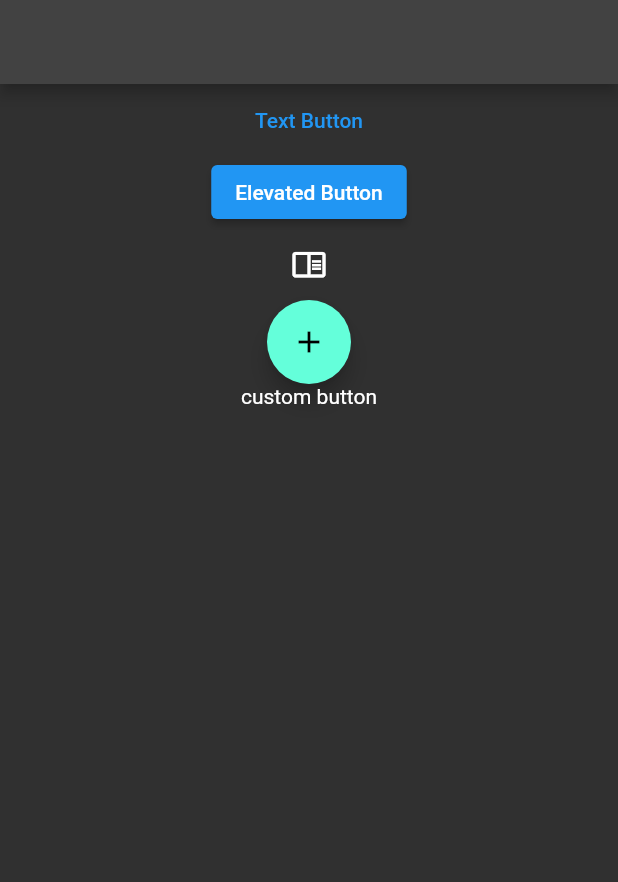
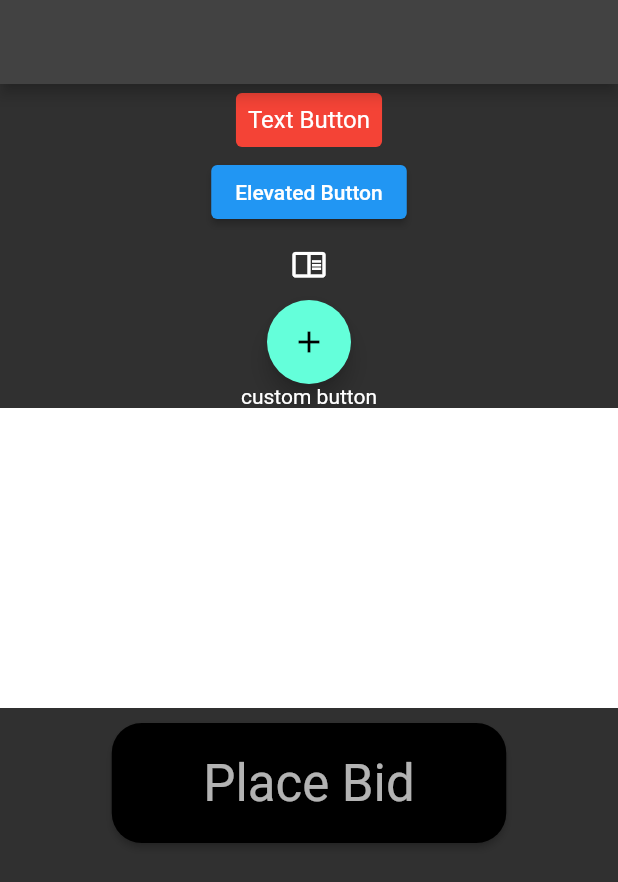
Before and after one commit to erdemgocen44/Flutter-Learn, a Flutter app: the screen it shows after launch, on a phone screen of 412 x 824 dp. Shown: the top 882 px of the screen. Run offline on Flutter 3.47's test engine with Material 2 defaults, Android fonts, the phone set to English and light mode, and no system bars.

Commit message:
buttons starting

```diff
--- a/lib/101/button_learn.dart
+++ b/lib/101/button_learn.dart
@@ -11,7 +11,17 @@ class ButtonLearnView extends StatelessWidget {
         child: Column(
           children: [
             TextButton(
-              child: const Text("Text Button"),
+              child: Text(
+                "Text Button",
+                style: Theme.of(context).textTheme.subtitle1,
+              ),
+              style: ButtonStyle(backgroundColor:
+                  MaterialStateProperty.resolveWith<Color>((states) {
+                if (states.contains(MaterialState.pressed)) {
+                  return Colors.green;
+                }
+                return Colors.red;
+              })),
               onPressed: () {},
             ),
             ElevatedButton(
@@ -28,6 +38,27 @@ class ButtonLearnView extends StatelessWidget {
                 onTap: () {},
                 child: const Text(
                     'custom button')), //tasarımda buttonun padding i olmasın sadece tıklanabilen bir alan olsun istersek bunu kullanırız
+            Container(
+              height: 200,
+              color: Colors.white,
+            ),
+            SizedBox(
+              height: 10,
+            ),
+            ElevatedButton(
+                style: ElevatedButton.styleFrom(
+                    primary: Colors.black,
+                    shape: RoundedRectangleBorder(
+                        borderRadius: BorderRadius.all(Radius.circular(20)))),
+                onPressed: () {},
+                child: Padding(
+                  padding: const EdgeInsets.only(
+                      top: 20, bottom: 20, right: 45, left: 45),
+                  child: Text(
+                    'Place Bid',
+                    style: Theme.of(context).textTheme.headline4,
+                  ),
+                )),
           ],
         ),
       ),
```
